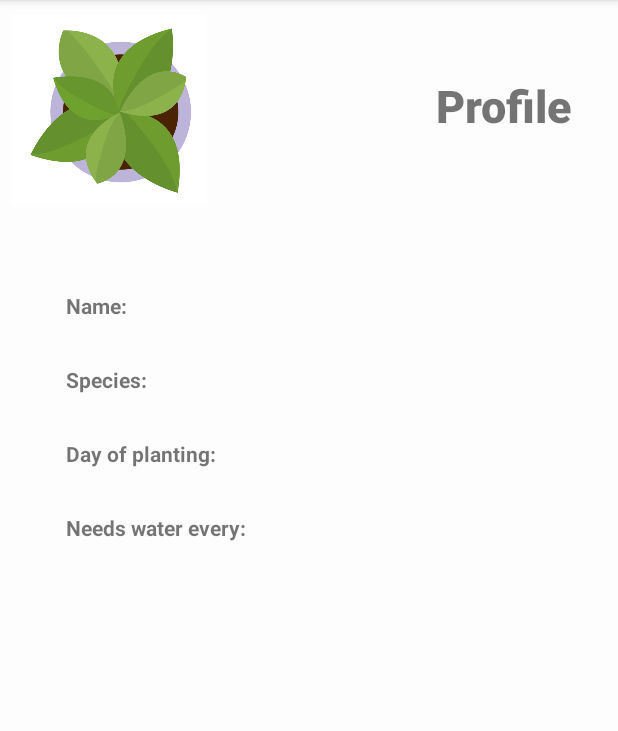
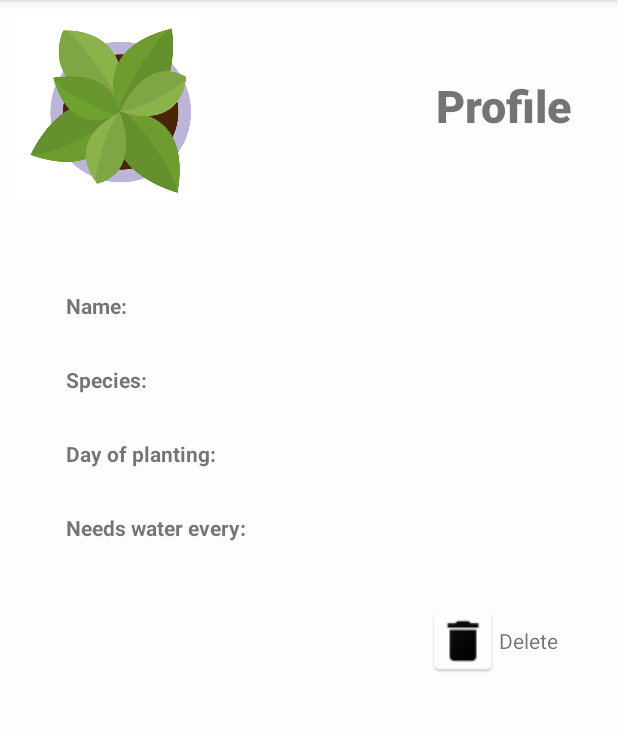
Before and after one commit to LiamSimons/Plant_Care, an Android app: the PlantProfile screen opened directly, with no data from a screen before it, on a phone screen of 412 x 824 dp, the part 84-815 px from its top. Run offline under Robolectric (Android 15) with nearby library versions, the phone set to English and light mode, and no system bars; our stand-ins replace Volley; network calls fail; 6 statements that could not run were skipped.

Commit message:
delete werkt en minor fixes

```diff
--- /dev/null
+++ b/app/src/main/res/drawable/cursor.xml
@@ -0,0 +1,5 @@
+<?xml version="1.0" encoding="utf-8"?>
+<shape xmlns:android="http://schemas.android.com/apk/res/android" >
+    <size android:width="2dp" />
+    <solid android:color="#000000"  />
+</shape>
--- a/app/src/main/res/layout/activity_plant_profile.xml
+++ b/app/src/main/res/layout/activity_plant_profile.xml
@@ -5,7 +5,7 @@
     android:layout_width="match_parent"
     android:layout_height="match_parent"
     tools:context=".PlantProfile"
-    android:background="#FFFDFDFE">
+    android:background="#FDFDFE">
 
     <ImageView
         android:id="@+id/imageView5"
@@ -112,4 +112,18 @@
         android:text=""
         app:layout_constraintStart_toEndOf="@+id/textView10"
         app:layout_constraintTop_toBottomOf="@+id/textViewDate" />
+
+    <TextView
+        android:id="@+id/deleteButton"
+        android:layout_width="wrap_content"
+        android:layout_height="wrap_content"
+        android:layout_marginTop="44dp"
+        android:layout_marginEnd="30dp"
+        android:text="Delete   "
+        app:layout_constraintEnd_toEndOf="parent"
+        app:layout_constraintTop_toBottomOf="@+id/textViewWater"
+        android:drawableLeft="@drawable/delete"
+        android:background="#FFFDFDFE"
+        android:onClick="deletePlantFromDatabase"
+        android:gravity="center_vertical"/>
 </android.support.constraint.ConstraintLayout>
```
Also changed, not shown: app/src/main/java/com/example/plantcare/AddPlant.java (+6 -1 lines), app/src/main/java/com/example/plantcare/MyPlants.java (+17 -1 lines), app/src/main/java/com/example/plantcare/PlantProfile.java (+61 -2 lines), app/src/main/res/layout/activity_add_plant.xml (+9 -3 lines), app/src/main/res/drawable/delete.PNG (added).
